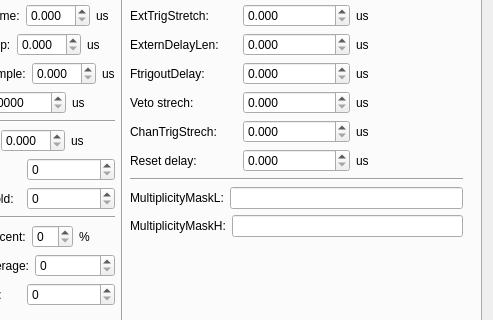
This is XIAengine/src/mainwindow.ui in oslocyclotronlab/OCLDAQ as Qt 5 draws it before an edit; both pictures show x 91 to 584 and y 169 to 489 of the 584 by 796 pixel window. The edited form follows.
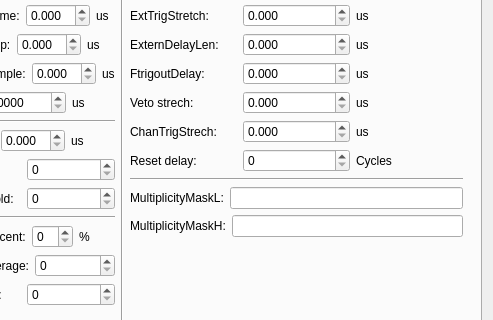
This is the edited form.

Commit message: Move back to raw values

```diff
--- a/XIAengine/src/mainwindow.ui
+++ b/XIAengine/src/mainwindow.ui
@@ -713,19 +713,12 @@
                       </widget>
                      </item>
                      <item>
-                      <widget class="QDoubleSpinBox" name="ResetDelay">
-                       <property name="decimals">
-                        <number>3</number>
-                       </property>
-                       <property name="singleStep">
-                        <double>0.001000000000000</double>
-                       </property>
-                      </widget>
+                      <widget class="QSpinBox" name="ResetDelay"/>
                      </item>
                      <item>
                       <widget class="QLabel" name="label_929">
                        <property name="text">
-                        <string>us</string>
+                        <string>Cycles</string>
                        </property>
                       </widget>
                      </item>
```
The commit also changes 1 other file.
